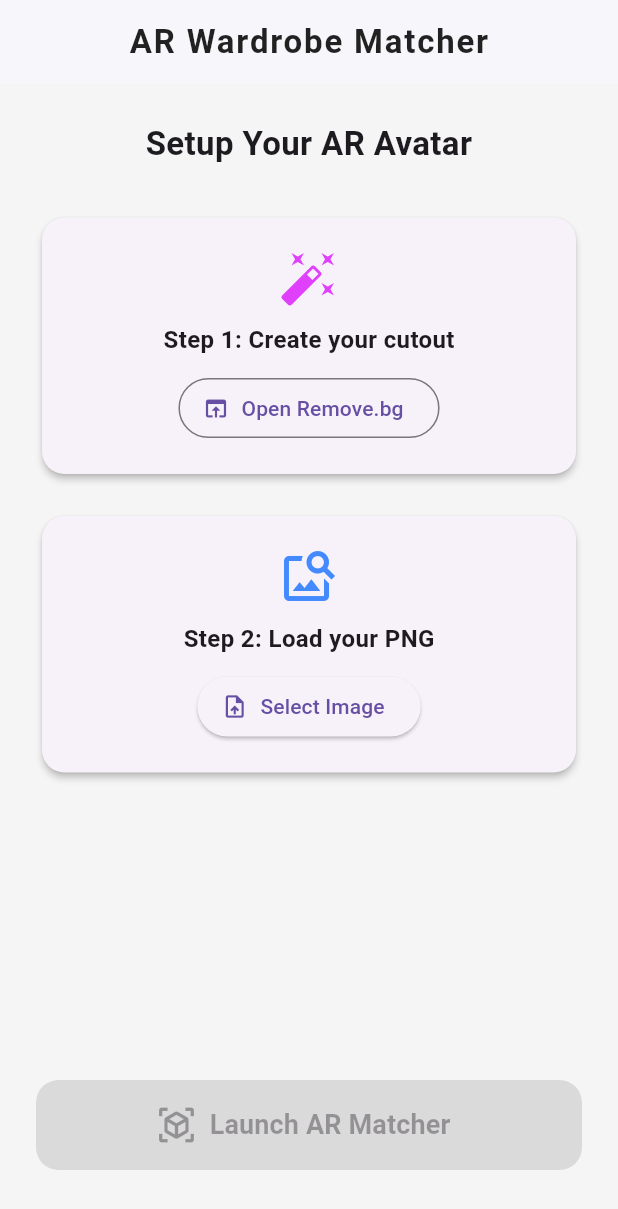
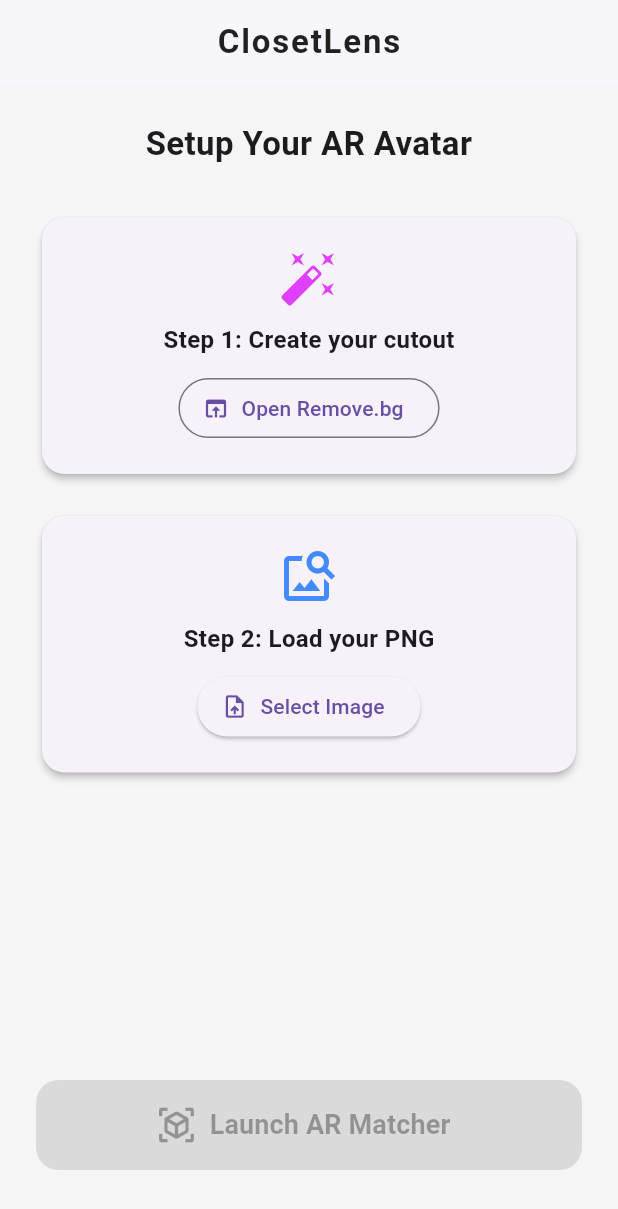
Before and after one commit to Anuradha-117/wardrobe_matcher, a Flutter app: the screen it shows after launch, on a phone screen of 412 x 824 dp. Shown: the top 1209 px of the screen. Run offline on Flutter 3.47's test engine with Material 3 defaults, Android fonts, the phone set to English and light mode, and no system bars; our stand-ins replace camera, image_picker, screenshot; missing offline and left inert: gal.

Commit message:
added app icon and renamed

```diff
--- a/lib/main.dart
+++ b/lib/main.dart
@@ -37,7 +37,7 @@ class _HomeScreenState extends State<HomeScreen> {
       backgroundColor: Colors.grey[100],
       appBar: AppBar(
         title: const Text(
-          'AR Wardrobe Matcher',
+          'ClosetLens',
           style: TextStyle(fontWeight: FontWeight.bold, letterSpacing: 1.2),
         ),
         centerTitle: true,
```
Also changed, not shown: pubspec.yaml (+7 -0 lines), assets/icon.png (added), pubspec.lock, 29 other files.
